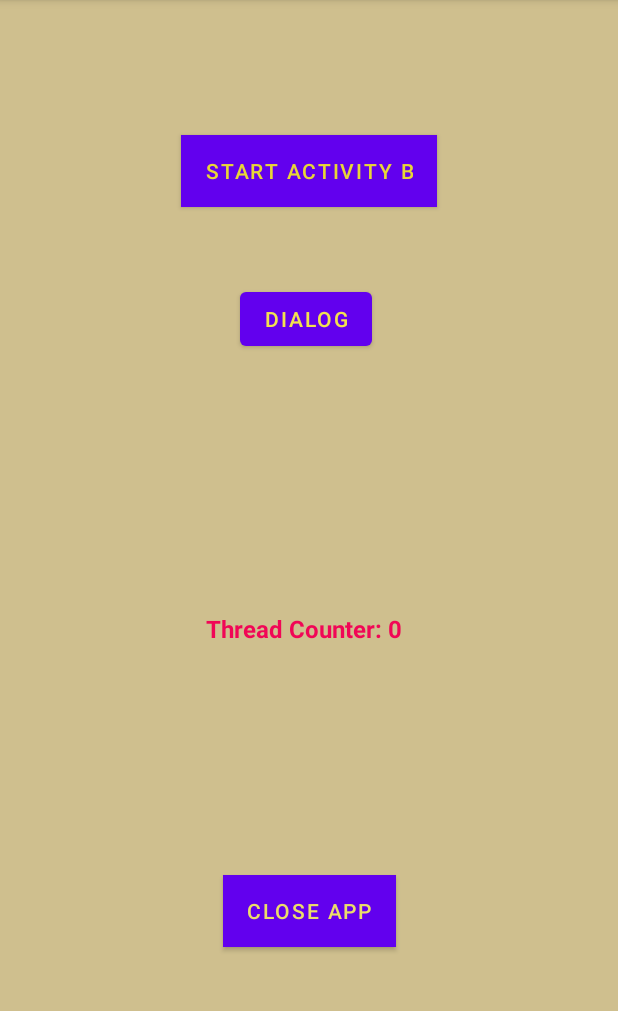
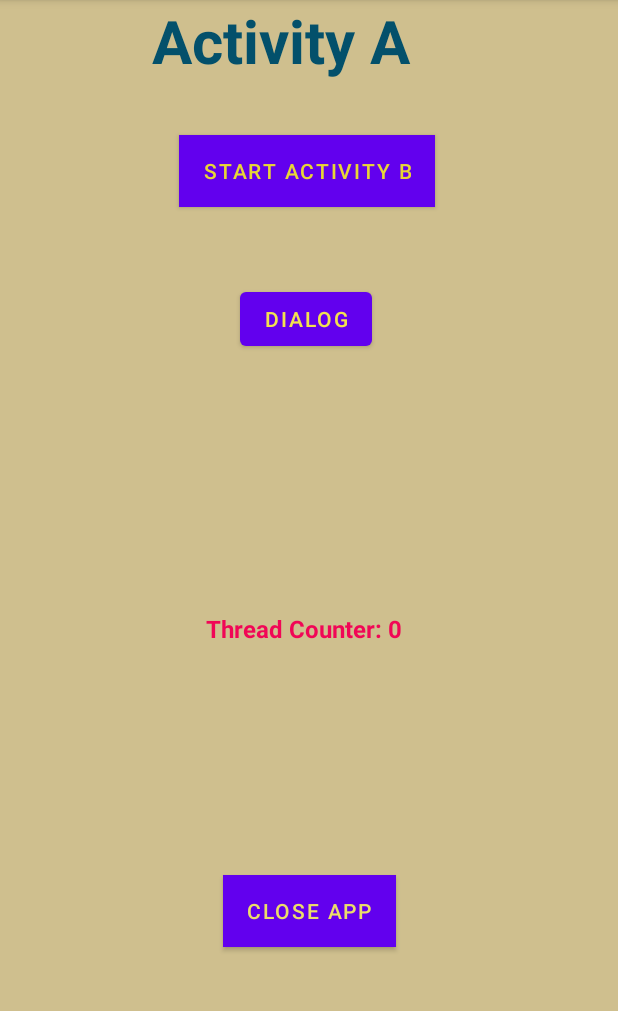
Before and after one commit to Priygupt13/CMPE277AndroidActivityLifeCycle, an Android app: the screen it shows after launch (MainActivity), on a phone screen of 412 x 824 dp, the part 84-1095 px from its top. Run offline under Robolectric (Android 15) with nearby library versions, the phone set to English and light mode, and no system bars.

Commit message:
adding restart code in activity B

```diff
--- a/app/src/main/java/com/example/androidactivitylifecycle/MainActivity.java
+++ b/app/src/main/java/com/example/androidactivitylifecycle/MainActivity.java
@@ -11,7 +11,7 @@ import android.view.View;
 import android.widget.TextView;
 
 public class MainActivity extends AppCompatActivity {
-    int threadCounter = 0;
+    static int threadCounter = 0;
 
     @Override
     protected void onCreate(Bundle savedInstanceState) {
@@ -33,7 +33,7 @@ public class MainActivity extends AppCompatActivity {
     public void onStartActivityB (View view) {
         Intent activityBIntent = new Intent(MainActivity.this, ActivityB.class);
         startActivity(activityBIntent);
-        Log.e("onStart ------ ", "ActivityB: onStart()");
+        Log.e("onStartActivityB ", "MainActivity: onStartActivityB()");
     }
 
     public void onTriggerDialog (View view) {
@@ -50,4 +50,10 @@ public class MainActivity extends AppCompatActivity {
         finish();
         System.exit(0);
     }
+
+    @Override
+    protected void onDestroy() {
+        super.onDestroy();
+        threadCounter = 0;
+    }
 }
--- a/app/src/main/res/layout/activity_main.xml
+++ b/app/src/main/res/layout/activity_main.xml
@@ -17,6 +17,18 @@
         app:layout_constraintRight_toRightOf="parent"
         app:layout_constraintTop_toTopOf="parent"
         app:layout_constraintVertical_bias="0.594" />
+
+
+    <TextView
+        android:layout_width="375dp"
+        android:layout_height="90dp"
+        android:gravity="center_horizontal"
+        android:text="Activity A"
+        android:textColor="#03506B"
+        android:textSize="40sp"
+        android:textStyle="bold"
+        tools:layout_editor_absoluteX="16dp"
+        tools:layout_editor_absoluteY="7dp" />
 
     <Button
         android:id="@+id/close_app_btn"
@@ -49,6 +61,7 @@
         android:textColor="#E8D636"
         app:layout_constraintBottom_toTopOf="@+id/dialog"
         app:layout_constraintEnd_toEndOf="parent"
+        app:layout_constraintHorizontal_bias="0.0"
         app:layout_constraintStart_toStartOf="parent"
         app:layout_constraintTop_toTopOf="parent" />
 
```
Also changed, not shown: app/src/main/java/com/example/androidactivitylifecycle/ActivityB.java (+10 -2 lines), app/src/main/res/layout/activity_b.xml (+22 -4 lines).
